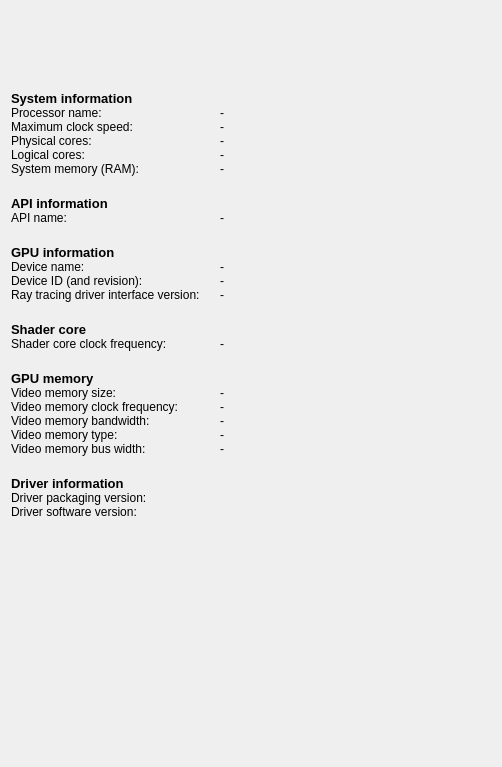
This is source/frontend/views/overview/device_configuration_pane.ui in GPUOpen-Tools/radeon_raytracing_analyzer as Qt 5 draws it before an edit. The edited form follows.
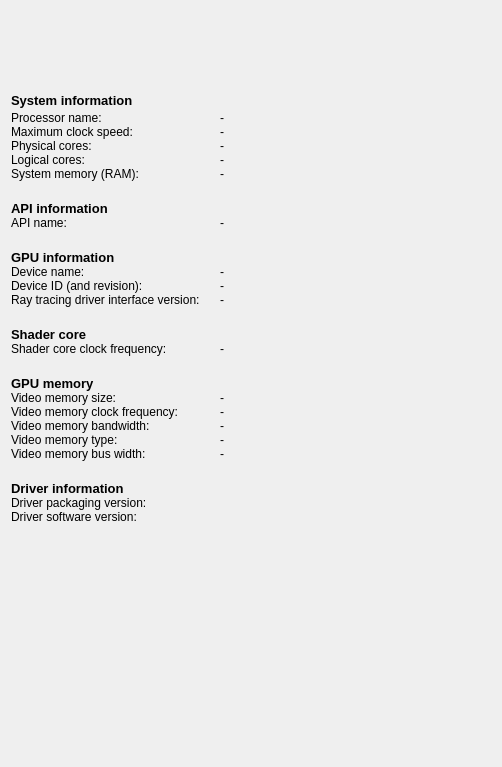
This is the edited form. Custom widgets are drawn as their Qt base class.

```diff
--- a/source/frontend/views/overview/device_configuration_pane.ui
+++ b/source/frontend/views/overview/device_configuration_pane.ui
@@ -19,7 +19,10 @@
   <property name="windowTitle">
    <string>Form</string>
   </property>
-  <layout class="QGridLayout" name="grid_layout_" rowstretch="0,1" columnstretch="1,2">
+  <layout class="QGridLayout" name="grid_layout_" rowstretch="0,1,0" columnstretch="50,100" rowminimumheight="0,0,0">
+   <property name="bottomMargin">
+    <number>9</number>
+   </property>
    <item row="0" column="0">
     <widget class="QWidget" name="main_content_" native="true">
      <layout class="QVBoxLayout" name="vertical_layout_" stretch="5,1,5">
@@ -94,6 +97,9 @@
         <property name="orientation">
          <enum>Qt::Vertical</enum>
         </property>
+        <property name="sizeType">
+         <enum>QSizePolicy::Expanding</enum>
+        </property>
         <property name="sizeHint" stdset="0">
          <size>
           <width>20</width>
@@ -103,15 +109,15 @@
        </spacer>
       </item>
       <item>
-       <layout class="QGridLayout" name="layout_system_" columnstretch="1,0">
+       <layout class="QGridLayout" name="layout_system_" columnstretch="0,1,0,0">
         <property name="horizontalSpacing">
          <number>20</number>
         </property>
         <property name="verticalSpacing">
          <number>0</number>
         </property>
-        <item row="0" column="0">
-         <widget class="ScaledLabel" name="label_title_system_">
+        <item row="10" column="0">
+         <widget class="ScaledLabel" name="label_title_gpu_info_">
           <property name="sizePolicy">
            <sizepolicy hsizetype="MinimumExpanding" vsizetype="Fixed">
             <horstretch>0</horstretch>
@@ -126,12 +132,12 @@
            </font>
           </property>
           <property name="text">
-           <string>System information</string>
+           <string>GPU information</string>
           </property>
          </widget>
         </item>
-        <item row="1" column="0">
-         <widget class="ScaledLabel" name="label_processor_brand_">
+        <item row="13" column="2">
+         <widget class="ScaledLabel" name="content_raytracing_version_">
           <property name="sizePolicy">
            <sizepolicy hsizetype="MinimumExpanding" vsizetype="Fixed">
             <horstretch>0</horstretch>
@@ -145,12 +151,12 @@
            </font>
           </property>
           <property name="text">
-           <string>Processor name:</string>
+           <string>-</string>
           </property>
          </widget>
         </item>
-        <item row="1" column="1">
-         <widget class="ScaledLabel" name="content_processor_brand_">
+        <item row="19" column="2">
+         <widget class="ScaledLabel" name="content_memory_size_">
           <property name="sizePolicy">
            <sizepolicy hsizetype="MinimumExpanding" vsizetype="Fixed">
             <horstretch>0</horstretch>
@@ -168,6 +174,79 @@
           </property>
          </widget>
         </item>
+        <item row="14" column="0">
+         <spacer name="vertical_spacer_3_">
+          <property name="orientation">
+           <enum>Qt::Vertical</enum>
+          </property>
+          <property name="sizeType">
+           <enum>QSizePolicy::Fixed</enum>
+          </property>
+          <property name="sizeHint" stdset="0">
+           <size>
+            <width>20</width>
+            <height>20</height>
+           </size>
+          </property>
+         </spacer>
+        </item>
+        <item row="3" column="2">
+         <widget class="ScaledLabel" name="content_physical_cores_">
+          <property name="sizePolicy">
+           <sizepolicy hsizetype="MinimumExpanding" vsizetype="Fixed">
+            <horstretch>0</horstretch>
+            <verstretch>0</verstretch>
+           </sizepolicy>
+          </property>
+          <property name="font">
+           <font>
+            <weight>50</weight>
+            <bold>false</bold>
+           </font>
+          </property>
+          <property name="text">
+           <string>-</string>
+          </property>
+         </widget>
+        </item>
+        <item row="8" column="0">
+         <widget class="ScaledLabel" name="label_api_name_">
+          <property name="sizePolicy">
+           <sizepolicy hsizetype="MinimumExpanding" vsizetype="Fixed">
+            <horstretch>0</horstretch>
+            <verstretch>0</verstretch>
+           </sizepolicy>
+          </property>
+          <property name="font">
+           <font>
+            <weight>50</weight>
+            <bold>false</bold>
+           </font>
+          </property>
+          <property name="text">
+           <string>API name:</string>
+          </property>
+         </widget>
+        </item>
+        <item row="19" column="0">
+         <widget class="ScaledLabel" name="label_memory_size_">
+          <property name="sizePolicy">
+           <sizepolicy hsizetype="MinimumExpanding" vsizetype="Fixed">
+            <horstretch>0</horstretch>
+            <verstretch>0</verstretch>
+           </sizepolicy>
+          </property>
+          <property name="font">
+           <font>
+            <weight>50</weight>
+            <bold>false</bold>
+           </font>
+          </property>
+          <property name="text">
+           <string>Video memory size:</string>
+          </property>
+         </widget>
+        </item>
         <item row="2" column="0">
          <widget class="ScaledLabel" name="label_processor_speed_">
           <property name="sizePolicy">
@@ -187,7 +266,7 @@
           </property>
          </widget>
         </item>
-        <item row="2" column="1">
+        <item row="2" column="2">
          <widget class="ScaledLabel" name="content_processor_speed_">
           <property name="sizePolicy">
            <sizepolicy hsizetype="MinimumExpanding" vsizetype="Fixed">
@@ -206,81 +285,21 @@
           </property>
          </widget>
         </item>
-        <item row="3" column="0">
-         <widget class="ScaledLabel" name="label_physical_cores_">
-          <property name="sizePolicy">
-           <sizepolicy hsizetype="MinimumExpanding" vsizetype="Fixed">
-            <horstretch>0</horstretch>
-            <verstretch>0</verstretch>
-           </sizepolicy>
+        <item row="9" column="0">
+         <spacer name="vertical_spacer_2_">
+          <property name="orientation">
+           <enum>Qt::Vertical</enum>
           </property>
-          <property name="font">
-           <font>
-            <weight>50</weight>
-            <bold>false</bold>
-           </font>
+          <property name="sizeType">
+           <enum>QSizePolicy::Fixed</enum>
           </property>
-          <property name="text">
-           <string>Physical cores:</string>
+          <property name="sizeHint" stdset="0">
+           <size>
+            <width>20</width>
+            <height>20</height>
+           </size>
           </property>
-         </widget>
-        </item>
-        <item row="3" column="1">
-         <widget class="ScaledLabel" name="content_physical_cores_">
-          <property name="sizePolicy">
-           <sizepolicy hsizetype="MinimumExpanding" vsizetype="Fixed">
-            <horstretch>0</horstretch>
-            <verstretch>0</verstretch>
-           </sizepolicy>
-          </property>
-          <property name="font">
-           <font>
-            <weight>50</weight>
-            <bold>false</bold>
-           </font>
-          </property>
-          <property name="text">
-           <string>-</string>
-          </property>
-         </widget>
-        </item>
-        <item row="4" column="0">
-         <widget class="ScaledLabel" name="label_logical_cores_">
-          <property name="sizePolicy">
-           <sizepolicy hsizetype="MinimumExpanding" vsizetype="Fixed">
-            <horstretch>0</horstretch>
-            <verstretch>0</verstretch>
-           </sizepolicy>
-          </property>
-          <property name="font">
-           <font>
-            <weight>50</weight>
-            <bold>false</bold>
-           </font>
-          </property>
-          <property name="text">
-           <string>Logical cores:</string>
-          </property>
-         </widget>
-        </item>
-        <item row="4" column="1">
-         <widget class="ScaledLabel" name="content_logical_cores_">
-          <property name="sizePolicy">
-           <sizepolicy hsizetype="MinimumExpanding" vsizetype="Fixed">
-            <horstretch>0</horstretch>
-            <verstretch>0</verstretch>
-           </sizepolicy>
-          </property>
-          <property name="font">
-           <font>
-            <weight>50</weight>
-            <bold>false</bold>
-           </font>
-          </property>
-          <property name="text">
-           <string>-</string>
-          </property>
-         </widget>
+         </spacer>
         </item>
         <item row="5" column="0">
          <widget class="ScaledLabel" name="label_system_memory_">
@@ -301,8 +320,8 @@
           </property>
          </widget>
         </item>
-        <item row="5" column="1">
-         <widget class="ScaledLabel" name="content_system_memory_">
+        <item row="23" column="2">
+         <widget class="ScaledLabel" name="content_local_memory_bus_width_">
           <property name="sizePolicy">
            <sizepolicy hsizetype="MinimumExpanding" vsizetype="Fixed">
             <horstretch>0</horstretch>
@@ -336,6 +355,44 @@
           </property>
          </spacer>
         </item>
+        <item row="20" column="2">
+         <widget class="ScaledLabel" name="content_memory_clock_frequency_">
+          <property name="sizePolicy">
+           <sizepolicy hsizetype="MinimumExpanding" vsizetype="Fixed">
+            <horstretch>0</horstretch>
+            <verstretch>0</verstretch>
+           </sizepolicy>
+          </property>
+          <property name="font">
+           <font>
+            <weight>50</weight>
+            <bold>false</bold>
+           </font>
+          </property>
+          <property name="text">
+           <string>-</string>
+          </property>
+         </widget>
+        </item>
+        <item row="23" column="0">
+         <widget class="ScaledLabel" name="label_local_memory_bus_width_">
+          <property name="sizePolicy">
+           <sizepolicy hsizetype="MinimumExpanding" vsizetype="Fixed">
+            <horstretch>0</horstretch>
+            <verstretch>0</verstretch>
+           </sizepolicy>
+          </property>
+          <property name="font">
+           <font>
+            <weight>50</weight>
+            <bold>false</bold>
+           </font>
+          </property>
+          <property name="text">
+           <string>Video memory bus width:</string>
+          </property>
+         </widget>
+        </item>
         <item row="7" column="0">
          <widget class="ScaledLabel" name="label_title_api_info_">
           <property name="sizePolicy">
@@ -356,8 +413,8 @@
           </property>
          </widget>
         </item>
-        <item row="8" column="0">
-         <widget class="ScaledLabel" name="label_api_name_">
+        <item row="1" column="2">
+         <widget class="ScaledLabel" name="content_processor_brand_">
           <property name="sizePolicy">
            <sizepolicy hsizetype="MinimumExpanding" vsizetype="Fixed">
             <horstretch>0</horstretch>
@@ -371,123 +428,11 @@
            </font>
           </property>
           <property name="text">
-           <string>API name:</string>
-          </property>
-         </widget>
-        </item>
-        <item row="8" column="1">
-         <widget class="ScaledLabel" name="content_api_name_">
-          <property name="sizePolicy">
-           <sizepolicy hsizetype="MinimumExpanding" vsizetype="Fixed">
-            <horstretch>0</horstretch>
-            <verstretch>0</verstretch>
-           </sizepolicy>
-          </property>
-          <property name="font">
-           <font>
-            <weight>50</weight>
-            <bold>false</bold>
-           </font>
-          </property>
-          <property name="text">
            <string>-</string>
           </property>
          </widget>
         </item>
-        <item row="9" column="0">
-         <spacer name="vertical_spacer_2_">
-          <property name="orientation">
-           <enum>Qt::Vertical</enum>
-          </property>
-          <property name="sizeType">
-           <enum>QSizePolicy::Fixed</enum>
-          </property>
-          <property name="sizeHint" stdset="0">
-           <size>
-            <width>20</width>
-            <height>20</height>
-           </size>
-          </property>
-         </spacer>
-        </item>
-        <item row="10" column="0">
-         <widget class="ScaledLabel" name="label_title_gpu_info_">
-          <property name="sizePolicy">
-           <sizepolicy hsizetype="MinimumExpanding" vsizetype="Fixed">
-            <horstretch>0</horstretch>
-            <verstretch>0</verstretch>
-           </sizepolicy>
-          </property>
-          <property name="font">
-           <font>
-            <pointsize>10</pointsize>
-            <weight>75</weight>
-            <bold>true</bold>
-           </font>
-          </property>
-          <property name="text">
-           <string>GPU information</string>
-          </property>
-         </widget>
-        </item>
-        <item row="11" column="0">
-         <widget class="ScaledLabel" name="label_device_name_">
-          <property name="sizePolicy">
-           <sizepolicy hsizetype="MinimumExpanding" vsizetype="Fixed">
-            <horstretch>0</horstretch>
-            <verstretch>0</verstretch>
-           </sizepolicy>
-          </property>
-          <property name="font">
-           <font>
-            <weight>50</weight>
-            <bold>false</bold>
-           </font>
-          </property>
-          <property name="text">
-           <string>Device name:</string>
-          </property>
-         </widget>
-        </item>
-        <item row="11" column="1">
-         <widget class="ScaledLabel" name="content_device_name_">
-          <property name="sizePolicy">
-           <sizepolicy hsizetype="MinimumExpanding" vsizetype="Fixed">
-            <horstretch>0</horstretch>
-            <verstretch>0</verstretch>
-           </sizepolicy>
-          </property>
-          <property name="font">
-           <font>
-            <weight>50</weight>
-            <bold>false</bold>
-           </font>
-          </property>
-          <property name="text">
-           <string>-</string>
-          </property>
-         </widget>
-        </item>
-        <item row="12" column="0">
-         <widget class="ScaledLabel" name="label_device_id_">
-          <property name="sizePolicy">
-           <sizepolicy hsizetype="MinimumExpanding" vsizetype="Fixed">
-            <horstretch>0</horstretch>
-            <verstretch>0</verstretch>
-           </sizepolicy>
-          </property>
-          <property name="font">
-           <font>
-            <weight>50</weight>
-            <bold>false</bold>
-           </font>
-          </property>
-          <property name="text">
-           <string>Device ID (and revision):</string>
-          </property>
-         </widget>
-        </item>
-        <item row="12" column="1">
+        <item row="12" column="2">
          <widget class="ScaledLabel" name="content_device_id_">
           <property name="sizePolicy">
            <sizepolicy hsizetype="MinimumExpanding" vsizetype="Fixed">
@@ -506,80 +451,6 @@
           </property>
          </widget>
         </item>
-        <item row="13" column="0">
-         <widget class="ScaledLabel" name="label_raytracing_version_">
-          <property name="sizePolicy">
-           <sizepolicy hsizetype="MinimumExpanding" vsizetype="Fixed">
-            <horstretch>0</horstretch>
-            <verstretch>0</verstretch>
-           </sizepolicy>
-          </property>
-          <property name="font">
-           <font>
-            <weight>50</weight>
-            <bold>false</bold>
-           </font>
-          </property>
-          <property name="text">
-           <string>Ray tracing driver interface version:</string>
-          </property>
-         </widget>
-        </item>
-        <item row="13" column="1">
-         <widget class="ScaledLabel" name="content_raytracing_version_">
-          <property name="sizePolicy">
-           <sizepolicy hsizetype="MinimumExpanding" vsizetype="Fixed">
-            <horstretch>0</horstretch>
-            <verstretch>0</verstretch>
-           </sizepolicy>
-          </property>
-          <property name="font">
-           <font>
-            <weight>50</weight>
-            <bold>false</bold>
-           </font>
-          </property>
-          <property name="text">
-           <string>-</string>
-          </property>
-         </widget>
-        </item>
-        <item row="14" column="0">
-         <spacer name="vertical_spacer_3_">
-          <property name="orientation">
-           <enum>Qt::Vertical</enum>
-          </property>
-          <property name="sizeType">
-           <enum>QSizePolicy::Fixed</enum>
-          </property>
-          <property name="sizeHint" stdset="0">
-           <size>
-            <width>20</width>
-            <height>20</height>
-           </size>
-          </property>
-         </spacer>
-        </item>
-        <item row="15" column="0">
-         <widget class="ScaledLabel" name="label_shader_core_">
-          <property name="sizePolicy">
-           <sizepolicy hsizetype="MinimumExpanding" vsizetype="Fixed">
-            <horstretch>0</horstretch>
-            <verstretch>0</verstretch>
-           </sizepolicy>
-          </property>
-          <property name="font">
-           <font>
-            <pointsize>10</pointsize>
-            <weight>75</weight>
-            <bold>true</bold>
-           </font>
-          </property>
-          <property name="text">
-           <string>Shader core</string>
-          </property>
-         </widget>
-        </item>
         <item row="16" column="0">
          <widget class="ScaledLabel" name="label_shader_core_clock_frequency_">
           <property name="sizePolicy">
@@ -599,8 +470,8 @@
           </property>
          </widget>
         </item>
-        <item row="16" column="1">
-         <widget class="ScaledLabel" name="content_shader_core_clock_frequency_">
+        <item row="0" column="0">
+         <widget class="ScaledLabel" name="label_title_system_">
           <property name="sizePolicy">
            <sizepolicy hsizetype="MinimumExpanding" vsizetype="Fixed">
             <horstretch>0</horstretch>
@@ -609,31 +480,16 @@
           </property>
           <property name="font">
            <font>
-            <weight>50</weight>
-            <bold>false</bold>
+            <pointsize>10</pointsize>
+            <weight>75</weight>
+            <bold>true</bold>
            </font>
           </property>
           <property name="text">
-           <string>-</string>
+           <string>System information</string>
           </property>
          </widget>
         </item>
-        <item row="17" column="0">
-         <spacer name="vertical_spacer_4_">
-          <property name="orientation">
-           <enum>Qt::Vertical</enum>
-          </property>
-          <property name="sizeType">
-           <enum>QSizePolicy::Fixed</enum>
-          </property>
-          <property name="sizeHint" stdset="0">
-           <size>
-            <width>20</width>
-            <height>20</height>
-           </size>
-          </property>
-         </spacer>
-        </item>
         <item row="18" column="0">
          <widget class="ScaledLabel" name="label_title_memory_">
           <property name="sizePolicy">
@@ -654,8 +510,8 @@
           </property>
          </widget>
         </item>
-        <item row="19" column="0">
-         <widget class="ScaledLabel" name="label_memory_size_">
+        <item row="15" column="0">
+         <widget class="ScaledLabel" name="label_shader_core_">
           <property name="sizePolicy">
            <sizepolicy hsizetype="MinimumExpanding" vsizetype="Fixed">
             <horstretch>0</horstretch>
@@ -664,17 +520,38 @@
           </property>
           <property name="font">
            <font>
-            <weight>50</weight>
-            <bold>false</bold>
+            <pointsize>10</pointsize>
+            <weight>75</weight>
+            <bold>true</bold>
            </font>
           </property>
           <property name="text">
-           <string>Video memory size:</string>
+           <string>Shader core</string>
           </property>
          </widget>
         </item>
-        <item row="19" column="1">
-         <widget class="ScaledLabel" name="content_memory_size_">
+        <item row="25" column="0">
+         <widget class="ScaledLabel" name="label_driver_information_">
+          <property name="sizePolicy">
+           <sizepolicy hsizetype="MinimumExpanding" vsizetype="Fixed">
+            <horstretch>0</horstretch>
+            <verstretch>0</verstretch>
+           </sizepolicy>
+          </property>
+          <property name="font">
+           <font>
+            <pointsize>10</pointsize>
+            <weight>75</weight>
+            <bold>true</bold>
+           </font>
+          </property>
+          <property name="text">
+           <string>Driver information</string>
+          </property>
+         </widget>
+        </item>
+        <item row="11" column="2">
+         <widget class="ScaledLabel" name="content_device_name_">
           <property name="sizePolicy">
            <sizepolicy hsizetype="MinimumExpanding" vsizetype="Fixed">
             <horstretch>0</horstretch>
@@ -692,27 +569,8 @@
           </property>
          </widget>
         </item>
-        <item row="20" column="0">
-         <widget class="ScaledLabel" name="label_memory_clock_frequency_">
-          <property name="sizePolicy">
-           <sizepolicy hsizetype="MinimumExpanding" vsizetype="Fixed">
-            <horstretch>0</horstretch>
-            <verstretch>0</verstretch>
-           </sizepolicy>
-          </property>
-          <property name="font">
-           <font>
-            <weight>50</weight>
-            <bold>false</bold>
-           </font>
-          </property>
-          <property name="text">
-           <string>Video memory clock frequency:</string>
-          </property>
-         </widget>
-        </item>
-        <item row="20" column="1">
-         <widget class="ScaledLabel" name="content_memory_clock_frequency_">
+        <item row="4" column="2">
+         <widget class="ScaledLabel" name="content_logical_cores_">
           <property name="sizePolicy">
            <sizepolicy hsizetype="MinimumExpanding" vsizetype="Fixed">
             <horstretch>0</horstretch>
@@ -749,8 +607,8 @@
           </property>
          </widget>
         </item>
-        <item row="21" column="1">
-         <widget class="ScaledLabel" name="content_local_memory_bandwidth_">
+        <item row="11" column="0">
+         <widget class="ScaledLabel" name="label_device_name_">
           <property name="sizePolicy">
            <sizepolicy hsizetype="MinimumExpanding" vsizetype="Fixed">
             <horstretch>0</horstretch>
@@ -764,7 +622,64 @@
            </font>
           </property>
           <property name="text">
-           <string>-</string>
+           <string>Device name:</string>
+          </property>
+         </widget>
+        </item>
+        <item row="12" column="0">
+         <widget class="ScaledLabel" name="label_device_id_">
+          <property name="sizePolicy">
+           <sizepolicy hsizetype="MinimumExpanding" vsizetype="Fixed">
+            <horstretch>0</horstretch>
+            <verstretch>0</verstretch>
+           </sizepolicy>
+          </property>
+          <property name="font">
+           <font>
+            <weight>50</weight>
+            <bold>false</bold>
+           </font>
+          </property>
+          <property name="text">
+           <string>Device ID (and revision):</string>
+          </property>
+         </widget>
+        </item>
+        <item row="27" column="2">
+         <widget class="ScaledLabel" name="content_driver_software_version_">
+          <property name="sizePolicy">
+           <sizepolicy hsizetype="MinimumExpanding" vsizetype="Fixed">
+            <horstretch>0</horstretch>
+            <verstretch>0</verstretch>
+           </sizepolicy>
+          </property>
+          <property name="font">
+           <font>
+            <weight>50</weight>
+            <bold>false</bold>
+           </font>
+          </property>
+          <property name="text">
+           <string/>
+          </property>
+         </widget>
+        </item>
+        <item row="3" column="0">
+         <widget class="ScaledLabel" name="label_physical_cores_">
+          <property name="sizePolicy">
+           <sizepolicy hsizetype="MinimumExpanding" vsizetype="Fixed">
+            <horstretch>0</horstretch>
+            <verstretch>0</verstretch>
+           </sizepolicy>
+          </property>
+          <property name="font">
+           <font>
+            <weight>50</weight>
+            <bold>false</bold>
+           </font>
+          </property>
+          <property name="text">
+           <string>Physical cores:</string>
           </property>
          </widget>
         </item>
@@ -787,8 +702,8 @@
           </property>
          </widget>
         </item>
-        <item row="22" column="1">
-         <widget class="ScaledLabel" name="content_local_memory_type_">
+        <item row="13" column="0">
+         <widget class="ScaledLabel" name="label_raytracing_version_">
           <property name="sizePolicy">
            <sizepolicy hsizetype="MinimumExpanding" vsizetype="Fixed">
             <horstretch>0</horstretch>
@@ -802,12 +717,12 @@
            </font>
           </property>
           <property name="text">
-           <string>-</string>
+           <string>Ray tracing driver interface version:</string>
           </property>
          </widget>
         </item>
-        <item row="23" column="0">
-         <widget class="ScaledLabel" name="label_local_memory_bus_width_">
+        <item row="4" column="0">
+         <widget class="ScaledLabel" name="label_logical_cores_">
           <property name="sizePolicy">
            <sizepolicy hsizetype="MinimumExpanding" vsizetype="Fixed">
             <horstretch>0</horstretch>
@@ -821,62 +736,7 @@
            </font>
           </property>
           <property name="text">
-           <string>Video memory bus width:</string>
-          </property>
-         </widget>
-        </item>
-        <item row="23" column="1">
-         <widget class="ScaledLabel" name="content_local_memory_bus_width_">
-          <property name="sizePolicy">
-           <sizepolicy hsizetype="MinimumExpanding" vsizetype="Fixed">
-            <horstretch>0</horstretch>
-            <verstretch>0</verstretch>
-           </sizepolicy>
-          </property>
-          <property name="font">
-           <font>
-            <weight>50</weight>
-            <bold>false</bold>
-           </font>
-          </property>
-          <property name="text">
-           <string>-</string>
-          </property>
-         </widget>
-        </item>
-        <item row="24" column="0">
-         <spacer name="vertical_spacer_5_">
-          <property name="orientation">
-           <enum>Qt::Vertical</enum>
-          </property>
-          <property name="sizeType">
-           <enum>QSizePolicy::Fixed</enum>
-          </property>
-          <property name="sizeHint" stdset="0">
-           <size>
-            <width>20</width>
-            <height>20</height>
-           </size>
-          </property>
-         </spacer>
-        </item>
-        <item row="25" column="0">
-         <widget class="ScaledLabel" name="label_driver_information_">
-          <property name="sizePolicy">
-           <sizepolicy hsizetype="MinimumExpanding" vsizetype="Fixed">
-            <horstretch>0</horstretch>
-            <verstretch>0</verstretch>
-           </sizepolicy>
-          </property>
-          <property name="font">
-           <font>
-            <pointsize>10</pointsize>
-            <weight>75</weight>
-            <bold>true</bold>
-           </font>
-          </property>
-          <property name="text">
-           <string>Driver information</string>
+           <string>Logical cores:</string>
           </property>
          </widget>
         </item>
@@ -899,7 +759,26 @@
           </property>
          </widget>
         </item>
-        <item row="26" column="1">
+        <item row="1" column="0">
+         <widget class="ScaledLabel" name="label_processor_brand_">
+          <property name="sizePolicy">
+           <sizepolicy hsizetype="MinimumExpanding" vsizetype="Fixed">
+            <horstretch>0</horstretch>
+            <verstretch>0</verstretch>
+           </sizepolicy>
+          </property>
+          <property name="font">
+           <font>
+            <weight>50</weight>
+            <bold>false</bold>
+           </font>
+          </property>
+          <property name="text">
+           <string>Processor name:</string>
+          </property>
+         </widget>
+        </item>
+        <item row="26" column="2">
          <widget class="ScaledLabel" name="content_driver_packaging_version_">
           <property name="sizePolicy">
            <sizepolicy hsizetype="MinimumExpanding" vsizetype="Fixed">
@@ -914,7 +793,45 @@
            </font>
           </property>
           <property name="text">
-           <string></string>
+           <string/>
+          </property>
+         </widget>
+        </item>
+        <item row="8" column="2">
+         <widget class="ScaledLabel" name="content_api_name_">
+          <property name="sizePolicy">
+           <sizepolicy hsizetype="MinimumExpanding" vsizetype="Fixed">
+            <horstretch>0</horstretch>
+            <verstretch>0</verstretch>
+           </sizepolicy>
+          </property>
+          <property name="font">
+           <font>
+            <weight>50</weight>
+            <bold>false</bold>
+           </font>
+          </property>
+          <property name="text">
+           <string>-</string>
+          </property>
+         </widget>
+        </item>
+        <item row="21" column="2">
+         <widget class="ScaledLabel" name="content_local_memory_bandwidth_">
+          <property name="sizePolicy">
+           <sizepolicy hsizetype="MinimumExpanding" vsizetype="Fixed">
+            <horstretch>0</horstretch>
+            <verstretch>0</verstretch>
+           </sizepolicy>
+          </property>
+          <property name="font">
+           <font>
+            <weight>50</weight>
+            <bold>false</bold>
+           </font>
+          </property>
+          <property name="text">
+           <string>-</string>
           </property>
          </widget>
         </item>
@@ -937,8 +854,8 @@
           </property>
          </widget>
         </item>
-        <item row="27" column="1">
-         <widget class="ScaledLabel" name="content_driver_software_version_">
+        <item row="16" column="2">
+         <widget class="ScaledLabel" name="content_shader_core_clock_frequency_">
           <property name="sizePolicy">
            <sizepolicy hsizetype="MinimumExpanding" vsizetype="Fixed">
             <horstretch>0</horstretch>
@@ -952,31 +869,156 @@
            </font>
           </property>
           <property name="text">
-           <string></string>
+           <string>-</string>
           </property>
          </widget>
         </item>
+        <item row="17" column="0">
+         <spacer name="vertical_spacer_4_">
+          <property name="orientation">
+           <enum>Qt::Vertical</enum>
+          </property>
+          <property name="sizeType">
+           <enum>QSizePolicy::Fixed</enum>
+          </property>
+          <property name="sizeHint" stdset="0">
+           <size>
+            <width>20</width>
+            <height>20</height>
+           </size>
+          </property>
+         </spacer>
+        </item>
+        <item row="5" column="2">
+         <widget class="ScaledLabel" name="content_system_memory_">
+          <property name="sizePolicy">
+           <sizepolicy hsizetype="MinimumExpanding" vsizetype="Fixed">
+            <horstretch>0</horstretch>
+            <verstretch>0</verstretch>
+           </sizepolicy>
+          </property>
+          <property name="font">
+           <font>
+            <weight>50</weight>
+            <bold>false</bold>
+           </font>
+          </property>
+          <property name="text">
+           <string>-</string>
+          </property>
+         </widget>
+        </item>
+        <item row="22" column="2">
+         <widget class="ScaledLabel" name="content_local_memory_type_">
+          <property name="sizePolicy">
+           <sizepolicy hsizetype="MinimumExpanding" vsizetype="Fixed">
+            <horstretch>0</horstretch>
+            <verstretch>0</verstretch>
+           </sizepolicy>
+          </property>
+          <property name="font">
+           <font>
+            <weight>50</weight>
+            <bold>false</bold>
+           </font>
+          </property>
+          <property name="text">
+           <string>-</string>
+          </property>
+         </widget>
+        </item>
+        <item row="20" column="0">
+         <widget class="ScaledLabel" name="label_memory_clock_frequency_">
+          <property name="sizePolicy">
+           <sizepolicy hsizetype="MinimumExpanding" vsizetype="Fixed">
+            <horstretch>0</horstretch>
+            <verstretch>0</verstretch>
+           </sizepolicy>
+          </property>
+          <property name="font">
+           <font>
+            <weight>50</weight>
+            <bold>false</bold>
+           </font>
+          </property>
+          <property name="text">
+           <string>Video memory clock frequency:</string>
+          </property>
+         </widget>
+        </item>
+        <item row="24" column="0">
+         <spacer name="vertical_spacer_5_">
+          <property name="orientation">
+           <enum>Qt::Vertical</enum>
+          </property>
+          <property name="sizeType">
+           <enum>QSizePolicy::Fixed</enum>
+          </property>
+          <property name="sizeHint" stdset="0">
+           <size>
+            <width>20</width>
+            <height>20</height>
+           </size>
+          </property>
+         </spacer>
+        </item>
+        <item row="0" column="1">
+         <spacer name="horizontalSpacer_2">
+          <property name="orientation">
+           <enum>Qt::Horizontal</enum>
+          </property>
+          <property name="sizeHint" stdset="0">
+           <size>
+            <width>40</width>
+            <height>20</height>
+           </size>
+          </property>
+         </spacer>
+        </item>
        </layout>
       </item>
-      <item>
-       <spacer name="vertical_spacer_end_">
-        <property name="orientation">
-         <enum>Qt::Vertical</enum>
-        </property>
-        <property name="sizeType">
-         <enum>QSizePolicy::Fixed</enum>
-        </property>
-        <property name="sizeHint" stdset="0">
-         <size>
-          <width>20</width>
-          <height>20</height>
-         </size>
-        </property>
-       </spacer>
-      </item>
      </layout>
     </widget>
    </item>
+   <item row="0" column="1">
+    <spacer name="horizontalSpacer">
+     <property name="orientation">
+      <enum>Qt::Horizontal</enum>
+     </property>
+     <property name="sizeHint" stdset="0">
+      <size>
+       <width>40</width>
+       <height>20</height>
+      </size>
+     </property>
+    </spacer>
+   </item>
+   <item row="2" column="0">
+    <spacer name="vertical_spacer_end_">
+     <property name="orientation">
+      <enum>Qt::Vertical</enum>
+     </property>
+     <property name="sizeType">
+      <enum>QSizePolicy::Expanding</enum>
+     </property>
+     <property name="sizeHint" stdset="0">
+      <size>
+       <width>20</width>
+       <height>20</height>
+      </size>
+     </property>
+    </spacer>
+   </item>
+   <item row="1" column="0" colspan="2">
+    <widget class="DriverOverridesTreeWidget" name="driver_overrides_tree_widget_" native="true">
+     <property name="minimumSize">
+      <size>
+       <width>20</width>
+       <height>20</height>
+      </size>
+     </property>
+    </widget>
+   </item>
   </layout>
  </widget>
  <customwidgets>
@@ -986,9 +1028,10 @@
    <header>qt_common/custom_widgets/scaled_label.h</header>
   </customwidget>
   <customwidget>
-   <class>ScaledPushButton</class>
-   <extends>QPushButton</extends>
-   <header>qt_common/custom_widgets/scaled_push_button.h</header>
+   <class>DriverOverridesTreeWidget</class>
+   <extends>QWidget</extends>
+   <header>qt_common/custom_widgets/driver_overrides_tree_widget.h</header>
+   <container>1</container>
   </customwidget>
  </customwidgets>
  <resources>
```
